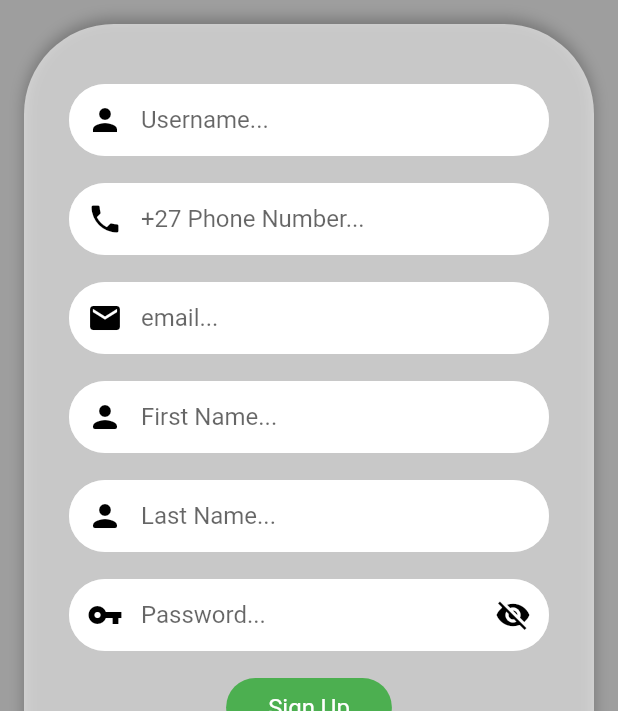
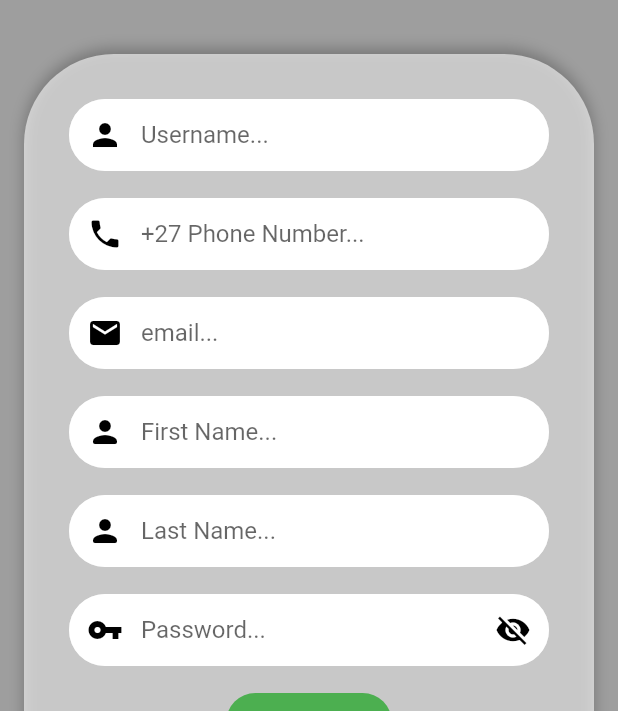
Before and after one commit to BAD4SSDUCK/municipal_services, a Flutter app: the screen it shows after launch, after a tap on "Register Here", on a phone screen of 412 x 824 dp, the part 525-1236 px from its top. Run offline on Flutter 3.47's test engine with Material 2 defaults, Android fonts, the phone set to English and light mode, and no system bars; our stand-ins replace cloud_firestore, file_picker, firebase_auth, firebase_core, firebase_database, firebase_messaging and 16 more; missing offline and left inert: flutter_pdfview, google_maps_webservice; accounts and stored records are empty.

Commit message:
Master Commit: Working on SQL APIs, new Dashboard and login

```diff
--- a/lib/code/SQLApp/auth/login_screen.dart
+++ b/lib/code/SQLApp/auth/login_screen.dart
@@ -94,6 +94,8 @@ class _LoginScreenState extends State<LoginScreen> {
                     ),
                   ),
 
+                  const SizedBox(height: 20,),
+
                   Padding(
                     padding: const EdgeInsets.all(16),
                     child: Container(
@@ -108,10 +110,10 @@ class _LoginScreenState extends State<LoginScreen> {
                             offset: Offset(0, -3),
                           )
                         ],
+                      ),
 
-                      ),
                       child: Padding(
-                        padding: const EdgeInsets.fromLTRB(30, 40, 30, 8),
+                        padding: const EdgeInsets.fromLTRB(30, 30, 30, 8),
                         child: Column(
                           children: [
                             //login with phone number form
--- a/lib/code/SQLApp/auth/signup_screen.dart
+++ b/lib/code/SQLApp/auth/signup_screen.dart
@@ -123,6 +123,8 @@ class _SignUpScreenState extends State<SignUpScreen> {
                     ),
                   ),
 
+                  const SizedBox(height: 20,),
+
                   Padding(
                     padding: const EdgeInsets.all(16),
                     child: Container(
@@ -140,7 +142,7 @@ class _SignUpScreenState extends State<SignUpScreen> {
 
                       ),
                       child: Padding(
-                        padding: const EdgeInsets.fromLTRB(30, 40, 30, 8),
+                        padding: const EdgeInsets.fromLTRB(30, 30, 30, 8),
                         child: Column(
                           children: [
                             //signup with phone number form
```
